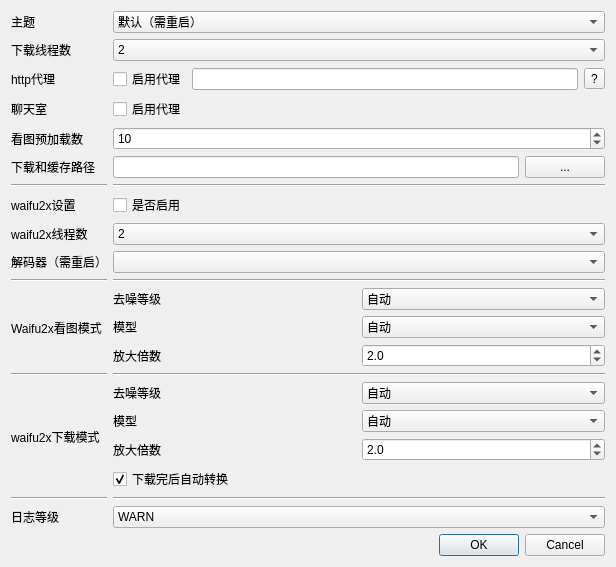
Before: the Qt Designer form ui/setting.ui in tonquer/picacg-qt, drawn with Qt 5.
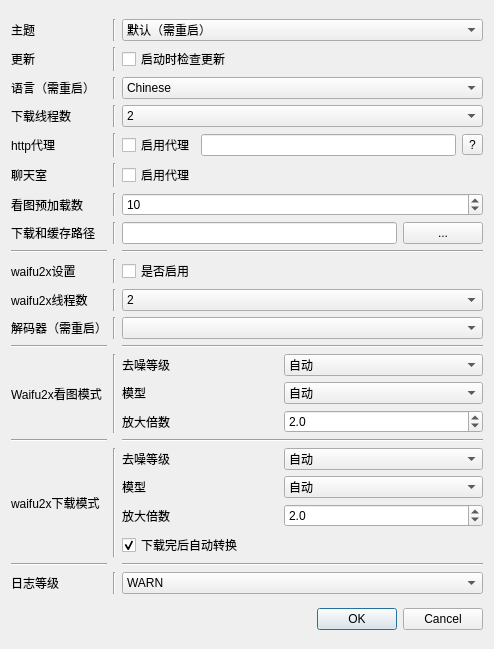
After: the same form once the commit is applied.

Diff of the .ui file:
```diff
--- a/ui/setting.ui
+++ b/ui/setting.ui
@@ -6,166 +6,342 @@
    <rect>
     <x>0</x>
     <y>0</y>
-    <width>616</width>
-    <height>530</height>
+    <width>494</width>
+    <height>649</height>
    </rect>
   </property>
   <property name="windowTitle">
    <string>Form</string>
   </property>
-  <layout class="QGridLayout" name="gridLayout_2">
+  <layout class="QGridLayout" name="gridLayout_6">
    <item row="0" column="0">
-    <layout class="QGridLayout" name="gridLayout">
-     <item row="1" column="0">
-      <widget class="QDialogButtonBox" name="buttonBox">
-       <property name="standardButtons">
-        <set>QDialogButtonBox::Cancel|QDialogButtonBox::Ok</set>
+    <layout class="QGridLayout" name="gridLayout_5">
+     <item row="0" column="1">
+      <widget class="Line" name="line_9">
+       <property name="orientation">
+        <enum>Qt::Vertical</enum>
        </property>
       </widget>
      </item>
-     <item row="0" column="0">
-      <layout class="QGridLayout" name="gridLayout_3">
-       <item row="7" column="0">
-        <widget class="QLabel" name="label_6">
+     <item row="6" column="2">
+      <widget class="QCheckBox" name="chatProxy">
+       <property name="text">
+        <string>启用代理</string>
+       </property>
+       <property name="checked">
+        <bool>false</bool>
+       </property>
+      </widget>
+     </item>
+     <item row="7" column="1">
+      <widget class="Line" name="line_14">
+       <property name="orientation">
+        <enum>Qt::Vertical</enum>
+       </property>
+      </widget>
+     </item>
+     <item row="11" column="1">
+      <widget class="Line" name="line_17">
+       <property name="orientation">
+        <enum>Qt::Vertical</enum>
+       </property>
+      </widget>
+     </item>
+     <item row="4" column="0">
+      <widget class="QLabel" name="label">
+       <property name="maximumSize">
+        <size>
+         <width>16777215</width>
+         <height>21</height>
+        </size>
+       </property>
+       <property name="frameShape">
+        <enum>QFrame::NoFrame</enum>
+       </property>
+       <property name="text">
+        <string>下载线程数</string>
+       </property>
+      </widget>
+     </item>
+     <item row="8" column="0">
+      <widget class="QLabel" name="label_5">
+       <property name="maximumSize">
+        <size>
+         <width>16777215</width>
+         <height>32</height>
+        </size>
+       </property>
+       <property name="text">
+        <string>下载和缓存路径</string>
+       </property>
+      </widget>
+     </item>
+     <item row="2" column="1">
+      <widget class="Line" name="line_10">
+       <property name="orientation">
+        <enum>Qt::Vertical</enum>
+       </property>
+      </widget>
+     </item>
+     <item row="10" column="2">
+      <widget class="QCheckBox" name="checkBox">
+       <property name="text">
+        <string>是否启用</string>
+       </property>
+      </widget>
+     </item>
+     <item row="0" column="2">
+      <widget class="QComboBox" name="themeBox">
+       <item>
+        <property name="text">
+         <string>默认（需重启）</string>
+        </property>
+       </item>
+       <item>
+        <property name="text">
+         <string>黑</string>
+        </property>
+       </item>
+       <item>
+        <property name="text">
+         <string>白</string>
+        </property>
+       </item>
+      </widget>
+     </item>
+     <item row="7" column="0">
+      <widget class="QLabel" name="label_7">
+       <property name="maximumSize">
+        <size>
+         <width>16777215</width>
+         <height>24</height>
+        </size>
+       </property>
+       <property name="text">
+        <string>看图预加载数</string>
+       </property>
+      </widget>
+     </item>
+     <item row="10" column="1">
+      <widget class="Line" name="line_16">
+       <property name="orientation">
+        <enum>Qt::Vertical</enum>
+       </property>
+      </widget>
+     </item>
+     <item row="5" column="2">
+      <layout class="QHBoxLayout" name="horizontalLayout_5">
+       <item>
+        <widget class="QCheckBox" name="httpProxy">
+         <property name="toolTip">
+          <string>&lt;html&gt;&lt;head/&gt;&lt;body&gt;&lt;p&gt;请填写你的代理软件提供的代理地址&lt;/p&gt;&lt;p&gt;如:&lt;/p&gt;&lt;p&gt;v2ray可能是 http://127.0.0.1:10809&lt;/p&gt;&lt;p&gt;shadowsocks可能是 http://127.0.0.1:1080&lt;/p&gt;&lt;/body&gt;&lt;/html&gt;</string>
+         </property>
          <property name="text">
-          <string>waifu2x设置</string>
+          <string>启用代理</string>
          </property>
         </widget>
        </item>
-       <item row="10" column="2">
-        <widget class="Line" name="line_4">
-         <property name="orientation">
-          <enum>Qt::Horizontal</enum>
+       <item>
+        <widget class="QLineEdit" name="httpEdit">
+         <property name="toolTip">
+          <string>&lt;html&gt;&lt;head/&gt;&lt;body&gt;&lt;p&gt;请填写你的代理软件提供的代理地址&lt;/p&gt;&lt;p&gt;如:&lt;/p&gt;&lt;p&gt;v2ray可能是 http://127.0.0.1:10809&lt;/p&gt;&lt;p&gt;shadowsocks可能是 http://127.0.0.1:1080&lt;/p&gt;&lt;/body&gt;&lt;/html&gt;</string>
          </property>
-        </widget>
-       </item>
-       <item row="1" column="2">
-        <widget class="QComboBox" name="comboBox">
          <property name="placeholderText">
           <string/>
          </property>
-         <item>
-          <property name="text">
-           <string>2</string>
-          </property>
-         </item>
-         <item>
-          <property name="text">
-           <string>3</string>
-          </property>
-         </item>
-         <item>
-          <property name="text">
-           <string>4</string>
-          </property>
-         </item>
-         <item>
-          <property name="text">
-           <string>5</string>
-          </property>
-         </item>
-         <item>
-          <property name="text">
-           <string>6</string>
-          </property>
-         </item>
         </widget>
        </item>
-       <item row="12" column="2">
+       <item>
+        <widget class="QToolButton" name="toolButton">
+         <property name="toolTip">
+          <string>&lt;html&gt;&lt;head/&gt;&lt;body&gt;&lt;p&gt;请填写你的代理软件提供的代理地址&lt;/p&gt;&lt;p&gt;如:&lt;/p&gt;&lt;p&gt;v2ray可能是 http://127.0.0.1:10809&lt;/p&gt;&lt;p&gt;shadowsocks可能是 http://127.0.0.1:1080&lt;/p&gt;&lt;/body&gt;&lt;/html&gt;</string>
+         </property>
+         <property name="text">
+          <string>?</string>
+         </property>
+         <property name="checkable">
+          <bool>false</bool>
+         </property>
+        </widget>
+       </item>
+      </layout>
+     </item>
+     <item row="17" column="2">
+      <widget class="Line" name="line_6">
+       <property name="orientation">
+        <enum>Qt::Horizontal</enum>
+       </property>
+      </widget>
+     </item>
+     <item row="4" column="1">
+      <widget class="Line" name="line_11">
+       <property name="orientation">
+        <enum>Qt::Vertical</enum>
+       </property>
+      </widget>
+     </item>
+     <item row="9" column="2">
+      <widget class="Line" name="line_8">
+       <property name="orientation">
+        <enum>Qt::Horizontal</enum>
+       </property>
+      </widget>
+     </item>
+     <item row="12" column="2">
+      <widget class="QComboBox" name="encodeSelect"/>
+     </item>
+     <item row="18" column="2">
+      <widget class="QComboBox" name="logBox">
+       <item>
+        <property name="text">
+         <string>WARN</string>
+        </property>
+       </item>
+       <item>
+        <property name="text">
+         <string>INFO</string>
+        </property>
+       </item>
+       <item>
+        <property name="text">
+         <string>DEBUG</string>
+        </property>
+       </item>
+      </widget>
+     </item>
+     <item row="16" column="0">
+      <widget class="QLabel" name="label_16">
+       <property name="maximumSize">
+        <size>
+         <width>16777215</width>
+         <height>110</height>
+        </size>
+       </property>
+       <property name="text">
+        <string>waifu2x下载模式</string>
+       </property>
+      </widget>
+     </item>
+     <item row="15" column="2" rowspan="2">
+      <layout class="QGridLayout" name="gridLayout_2">
+       <item row="0" column="0">
         <widget class="Line" name="line_2">
          <property name="orientation">
           <enum>Qt::Horizontal</enum>
          </property>
         </widget>
        </item>
-       <item row="7" column="2">
-        <widget class="QCheckBox" name="checkBox">
-         <property name="text">
-          <string>是否启用</string>
-         </property>
-        </widget>
-       </item>
-       <item row="4" column="2">
-        <widget class="QSpinBox" name="preDownNum">
-         <property name="minimum">
-          <number>1</number>
-         </property>
-         <property name="value">
-          <number>10</number>
-         </property>
-        </widget>
-       </item>
-       <item row="8" column="2">
-        <widget class="QComboBox" name="threadSelect">
-         <item>
-          <property name="text">
-           <string>2</string>
-          </property>
-         </item>
-        </widget>
-       </item>
-       <item row="8" column="0">
-        <widget class="QLabel" name="label_8">
-         <property name="text">
-          <string>waifu2x线程数</string>
-         </property>
-        </widget>
-       </item>
-       <item row="6" column="0">
-        <widget class="Line" name="line_7">
-         <property name="orientation">
-          <enum>Qt::Horizontal</enum>
-         </property>
-        </widget>
-       </item>
-       <item row="3" column="0">
-        <widget class="QLabel" name="label_9">
-         <property name="text">
-          <string>聊天室</string>
-         </property>
-        </widget>
-       </item>
-       <item row="14" column="2">
-        <widget class="Line" name="line_6">
-         <property name="orientation">
-          <enum>Qt::Horizontal</enum>
-         </property>
-        </widget>
-       </item>
        <item row="1" column="0">
-        <widget class="QLabel" name="label">
-         <property name="frameShape">
-          <enum>QFrame::NoFrame</enum>
-         </property>
-         <property name="text">
-          <string>下载线程数</string>
-         </property>
-        </widget>
-       </item>
-       <item row="13" column="2">
-        <layout class="QGridLayout" name="gridLayout_5">
-         <item row="2" column="0">
-          <widget class="QLabel" name="label_19">
-           <property name="text">
-            <string>放大倍数</string>
-           </property>
-          </widget>
-         </item>
+        <layout class="QGridLayout" name="gridLayout">
          <item row="0" column="0">
           <widget class="QLabel" name="label_17">
+           <property name="maximumSize">
+            <size>
+             <width>156</width>
+             <height>16777215</height>
+            </size>
+           </property>
            <property name="text">
             <string>去噪等级</string>
            </property>
           </widget>
          </item>
+         <item row="1" column="1">
+          <widget class="QComboBox" name="downModel">
+           <item>
+            <property name="text">
+             <string>自动</string>
+            </property>
+           </item>
+           <item>
+            <property name="text">
+             <string>cunet</string>
+            </property>
+           </item>
+           <item>
+            <property name="text">
+             <string>photo</string>
+            </property>
+           </item>
+           <item>
+            <property name="text">
+             <string>anime_style_art_rgb</string>
+            </property>
+           </item>
+          </widget>
+         </item>
+         <item row="2" column="0">
+          <widget class="QLabel" name="label_19">
+           <property name="maximumSize">
+            <size>
+             <width>156</width>
+             <height>16777215</height>
+            </size>
+           </property>
+           <property name="text">
+            <string>放大倍数</string>
+           </property>
+          </widget>
+         </item>
          <item row="1" column="0">
           <widget class="QLabel" name="label_18">
+           <property name="maximumSize">
+            <size>
+             <width>156</width>
+             <height>16777215</height>
+            </size>
+           </property>
            <property name="text">
             <string>模型</string>
            </property>
           </widget>
          </item>
-         <item row="3" column="0">
+         <item row="2" column="1">
+          <widget class="QDoubleSpinBox" name="downScale">
+           <property name="decimals">
+            <number>1</number>
+           </property>
+           <property name="maximum">
+            <double>32.000000000000000</double>
+           </property>
+           <property name="singleStep">
+            <double>0.100000000000000</double>
+           </property>
+           <property name="value">
+            <double>2.000000000000000</double>
+           </property>
+          </widget>
+         </item>
+         <item row="0" column="1">
+          <widget class="QComboBox" name="downNoise">
+           <item>
+            <property name="text">
+             <string>自动</string>
+            </property>
+           </item>
+           <item>
+            <property name="text">
+             <string>0</string>
+            </property>
+           </item>
+           <item>
+            <property name="text">
+             <string>1</string>
+            </property>
+           </item>
+           <item>
+            <property name="text">
+             <string>2</string>
+            </property>
+           </item>
+           <item>
+            <property name="text">
+             <string>3</string>
+            </property>
+           </item>
+          </widget>
+         </item>
+         <item row="3" column="0" colspan="2">
           <widget class="QCheckBox" name="downAuto">
            <property name="text">
             <string>下载完后自动转换</string>
@@ -175,163 +351,256 @@
            </property>
           </widget>
          </item>
-         <item row="0" column="2">
-          <widget class="QComboBox" name="downNoise">
-           <item>
-            <property name="text">
-             <string>自动</string>
-            </property>
-           </item>
-           <item>
-            <property name="text">
-             <string>0</string>
-            </property>
-           </item>
-           <item>
-            <property name="text">
-             <string>1</string>
-            </property>
-           </item>
-           <item>
-            <property name="text">
-             <string>2</string>
-            </property>
-           </item>
-           <item>
-            <property name="text">
-             <string>3</string>
-            </property>
-           </item>
-          </widget>
-         </item>
-         <item row="1" column="2">
-          <widget class="QComboBox" name="downModel">
-           <item>
-            <property name="text">
-             <string>自动</string>
-            </property>
-           </item>
-           <item>
-            <property name="text">
-             <string>cunet</string>
-            </property>
-           </item>
-           <item>
-            <property name="text">
-             <string>photo</string>
-            </property>
-           </item>
-           <item>
-            <property name="text">
-             <string>anime_style_art_rgb</string>
-            </property>
-           </item>
-          </widget>
-         </item>
-         <item row="2" column="2">
-          <widget class="QDoubleSpinBox" name="downScale">
-           <property name="decimals">
-            <number>1</number>
-           </property>
-           <property name="maximum">
-            <double>32.000000000000000</double>
-           </property>
-           <property name="singleStep">
-            <double>0.100000000000000</double>
-           </property>
-           <property name="value">
-            <double>2.000000000000000</double>
-           </property>
-          </widget>
-         </item>
         </layout>
        </item>
-       <item row="11" column="0">
-        <widget class="QLabel" name="label_12">
-         <property name="text">
-          <string>Waifu2x看图模式</string>
-         </property>
-        </widget>
+      </layout>
+     </item>
+     <item row="9" column="0">
+      <widget class="Line" name="line_7">
+       <property name="orientation">
+        <enum>Qt::Horizontal</enum>
+       </property>
+      </widget>
+     </item>
+     <item row="4" column="2">
+      <widget class="QComboBox" name="comboBox">
+       <property name="placeholderText">
+        <string/>
+       </property>
+       <item>
+        <property name="text">
+         <string>2</string>
+        </property>
        </item>
-       <item row="9" column="0">
-        <widget class="QLabel" name="label_3">
-         <property name="text">
-          <string>解码器（需重启）</string>
-         </property>
-        </widget>
+       <item>
+        <property name="text">
+         <string>3</string>
+        </property>
        </item>
-       <item row="2" column="2">
-        <layout class="QHBoxLayout" name="horizontalLayout_5">
+       <item>
+        <property name="text">
+         <string>4</string>
+        </property>
+       </item>
+       <item>
+        <property name="text">
+         <string>5</string>
+        </property>
+       </item>
+       <item>
+        <property name="text">
+         <string>6</string>
+        </property>
+       </item>
+      </widget>
+     </item>
+     <item row="7" column="2">
+      <widget class="QSpinBox" name="preDownNum">
+       <property name="minimum">
+        <number>1</number>
+       </property>
+       <property name="value">
+        <number>10</number>
+       </property>
+      </widget>
+     </item>
+     <item row="18" column="1">
+      <widget class="Line" name="line_21">
+       <property name="orientation">
+        <enum>Qt::Vertical</enum>
+       </property>
+      </widget>
+     </item>
+     <item row="16" column="1">
+      <widget class="Line" name="line_20">
+       <property name="orientation">
+        <enum>Qt::Vertical</enum>
+       </property>
+      </widget>
+     </item>
+     <item row="12" column="0">
+      <widget class="QLabel" name="label_3">
+       <property name="maximumSize">
+        <size>
+         <width>16777215</width>
+         <height>21</height>
+        </size>
+       </property>
+       <property name="text">
+        <string>解码器（需重启）</string>
+       </property>
+      </widget>
+     </item>
+     <item row="6" column="1">
+      <widget class="Line" name="line_13">
+       <property name="orientation">
+        <enum>Qt::Vertical</enum>
+       </property>
+      </widget>
+     </item>
+     <item row="0" column="0">
+      <widget class="QLabel" name="label_4">
+       <property name="maximumSize">
+        <size>
+         <width>16777215</width>
+         <height>21</height>
+        </size>
+       </property>
+       <property name="text">
+        <string>主题</string>
+       </property>
+      </widget>
+     </item>
+     <item row="13" column="0">
+      <widget class="Line" name="line_3">
+       <property name="orientation">
+        <enum>Qt::Horizontal</enum>
+       </property>
+      </widget>
+     </item>
+     <item row="12" column="1">
+      <widget class="Line" name="line_18">
+       <property name="orientation">
+        <enum>Qt::Vertical</enum>
+       </property>
+      </widget>
+     </item>
+     <item row="14" column="0">
+      <widget class="QLabel" name="label_12">
+       <property name="maximumSize">
+        <size>
+         <width>16777215</width>
+         <height>84</height>
+        </size>
+       </property>
+       <property name="text">
+        <string>Waifu2x看图模式</string>
+       </property>
+      </widget>
+     </item>
+     <item row="5" column="0">
+      <widget class="QLabel" name="label_2">
+       <property name="maximumSize">
+        <size>
+         <width>16777215</width>
+         <height>26</height>
+        </size>
+       </property>
+       <property name="text">
+        <string>http代理</string>
+       </property>
+      </widget>
+     </item>
+     <item row="2" column="0">
+      <widget class="QLabel" name="label_update">
+       <property name="maximumSize">
+        <size>
+         <width>16777215</width>
+         <height>19</height>
+        </size>
+       </property>
+       <property name="text">
+        <string>更新</string>
+       </property>
+      </widget>
+     </item>
+     <item row="11" column="0">
+      <widget class="QLabel" name="label_8">
+       <property name="maximumSize">
+        <size>
+         <width>16777215</width>
+         <height>21</height>
+        </size>
+       </property>
+       <property name="text">
+        <string>waifu2x线程数</string>
+       </property>
+      </widget>
+     </item>
+     <item row="11" column="2">
+      <widget class="QComboBox" name="threadSelect">
+       <item>
+        <property name="text">
+         <string>2</string>
+        </property>
+       </item>
+      </widget>
+     </item>
+     <item row="18" column="0">
+      <widget class="QLabel" name="label_10">
+       <property name="maximumSize">
+        <size>
+         <width>16777215</width>
+         <height>21</height>
+        </size>
+       </property>
+       <property name="text">
+        <string>日志等级</string>
+       </property>
+      </widget>
+     </item>
+     <item row="14" column="1">
+      <widget class="Line" name="line_19">
+       <property name="orientation">
+        <enum>Qt::Vertical</enum>
+       </property>
+      </widget>
+     </item>
+     <item row="8" column="2">
+      <layout class="QHBoxLayout" name="horizontalLayout_3">
+       <item>
+        <layout class="QHBoxLayout" name="horizontalLayout_4">
          <item>
-          <widget class="QCheckBox" name="httpProxy">
-           <property name="toolTip">
-            <string>&lt;html&gt;&lt;head/&gt;&lt;body&gt;&lt;p&gt;请填写你的代理软件提供的代理地址&lt;/p&gt;&lt;p&gt;如:&lt;/p&gt;&lt;p&gt;v2ray可能是 http://127.0.0.1:10809&lt;/p&gt;&lt;p&gt;shadowsocks可能是 http://127.0.0.1:1080&lt;/p&gt;&lt;/body&gt;&lt;/html&gt;</string>
-           </property>
-           <property name="text">
-            <string>启用代理</string>
-           </property>
-          </widget>
+          <widget class="QLineEdit" name="saveEdit"/>
          </item>
          <item>
-          <widget class="QLineEdit" name="httpEdit">
-           <property name="toolTip">
-            <string>&lt;html&gt;&lt;head/&gt;&lt;body&gt;&lt;p&gt;请填写你的代理软件提供的代理地址&lt;/p&gt;&lt;p&gt;如:&lt;/p&gt;&lt;p&gt;v2ray可能是 http://127.0.0.1:10809&lt;/p&gt;&lt;p&gt;shadowsocks可能是 http://127.0.0.1:1080&lt;/p&gt;&lt;/body&gt;&lt;/html&gt;</string>
-           </property>
-           <property name="placeholderText">
-            <string/>
-           </property>
-          </widget>
-         </item>
-         <item>
-          <widget class="QToolButton" name="toolButton">
-           <property name="toolTip">
-            <string>&lt;html&gt;&lt;head/&gt;&lt;body&gt;&lt;p&gt;请填写你的代理软件提供的代理地址&lt;/p&gt;&lt;p&gt;如:&lt;/p&gt;&lt;p&gt;v2ray可能是 http://127.0.0.1:10809&lt;/p&gt;&lt;p&gt;shadowsocks可能是 http://127.0.0.1:1080&lt;/p&gt;&lt;/body&gt;&lt;/html&gt;</string>
-           </property>
+          <widget class="QPushButton" name="pushButton">
            <property name="text">
-            <string>?</string>
+            <string>...</string>
            </property>
-           <property name="checkable">
-            <bool>false</bool>
-           </property>
           </widget>
          </item>
         </layout>
        </item>
-       <item row="5" column="0">
-        <widget class="QLabel" name="label_5">
-         <property name="text">
-          <string>下载和缓存路径</string>
+      </layout>
+     </item>
+     <item row="6" column="0">
+      <widget class="QLabel" name="label_9">
+       <property name="maximumSize">
+        <size>
+         <width>16777215</width>
+         <height>19</height>
+        </size>
+       </property>
+       <property name="text">
+        <string>聊天室</string>
+       </property>
+      </widget>
+     </item>
+     <item row="2" column="2">
+      <widget class="QCheckBox" name="checkBox_IsUpdate">
+       <property name="text">
+        <string>启动时检查更新</string>
+       </property>
+      </widget>
+     </item>
+     <item row="8" column="1">
+      <widget class="Line" name="line_15">
+       <property name="orientation">
+        <enum>Qt::Vertical</enum>
+       </property>
+      </widget>
+     </item>
+     <item row="13" column="2" rowspan="2">
+      <layout class="QGridLayout" name="gridLayout_3">
+       <item row="0" column="0">
+        <widget class="Line" name="line_4">
+         <property name="orientation">
+          <enum>Qt::Horizontal</enum>
          </property>
         </widget>
        </item>
-       <item row="13" column="0">
-        <widget class="QLabel" name="label_16">
-         <property name="text">
-          <string>waifu2x下载模式</string>
-         </property>
-        </widget>
-       </item>
-       <item row="3" column="2">
-        <widget class="QCheckBox" name="chatProxy">
-         <property name="text">
-          <string>启用代理</string>
-         </property>
-         <property name="checked">
-          <bool>false</bool>
-         </property>
-        </widget>
-       </item>
-       <item row="4" column="0">
-        <widget class="QLabel" name="label_7">
-         <property name="text">
-          <string>看图预加载数</string>
-         </property>
-        </widget>
-       </item>
-       <item row="9" column="2">
-        <widget class="QComboBox" name="encodeSelect"/>
-       </item>
-       <item row="11" column="2">
+       <item row="1" column="0">
         <layout class="QGridLayout" name="gridLayout_4">
          <item row="0" column="2">
           <widget class="QComboBox" name="readNoise">
@@ -364,6 +633,12 @@
          </item>
          <item row="0" column="0">
           <widget class="QLabel" name="label_13">
+           <property name="maximumSize">
+            <size>
+             <width>156</width>
+             <height>16777215</height>
+            </size>
+           </property>
            <property name="text">
             <string>去噪等级</string>
            </property>
@@ -395,6 +670,12 @@
          </item>
          <item row="2" column="0">
           <widget class="QLabel" name="label_15">
+           <property name="maximumSize">
+            <size>
+             <width>156</width>
+             <height>16777215</height>
+            </size>
+           </property>
            <property name="text">
             <string>放大倍数</string>
            </property>
@@ -402,6 +683,12 @@
          </item>
          <item row="1" column="0">
           <widget class="QLabel" name="label_14">
+           <property name="maximumSize">
+            <size>
+             <width>156</width>
+             <height>16777215</height>
+            </size>
+           </property>
            <property name="text">
             <string>模型</string>
            </property>
@@ -425,115 +712,79 @@
          </item>
         </layout>
        </item>
-       <item row="6" column="2">
-        <widget class="Line" name="line_8">
-         <property name="orientation">
-          <enum>Qt::Horizontal</enum>
-         </property>
-        </widget>
-       </item>
-       <item row="15" column="2">
-        <widget class="QComboBox" name="logBox">
-         <item>
-          <property name="text">
-           <string>WARN</string>
-          </property>
-         </item>
-         <item>
-          <property name="text">
-           <string>INFO</string>
-          </property>
-         </item>
-         <item>
-          <property name="text">
-           <string>DEBUG</string>
-          </property>
-         </item>
-        </widget>
-       </item>
-       <item row="10" column="0">
-        <widget class="Line" name="line_3">
-         <property name="orientation">
-          <enum>Qt::Horizontal</enum>
-         </property>
-        </widget>
-       </item>
-       <item row="14" column="0">
-        <widget class="Line" name="line_5">
-         <property name="orientation">
-          <enum>Qt::Horizontal</enum>
-         </property>
-        </widget>
-       </item>
-       <item row="5" column="2">
-        <layout class="QHBoxLayout" name="horizontalLayout_3">
-         <item>
-          <layout class="QHBoxLayout" name="horizontalLayout_4">
-           <item>
-            <widget class="QLineEdit" name="saveEdit"/>
-           </item>
-           <item>
-            <widget class="QPushButton" name="pushButton">
-             <property name="text">
-              <string>...</string>
-             </property>
-            </widget>
-           </item>
-          </layout>
-         </item>
-        </layout>
-       </item>
-       <item row="2" column="0">
-        <widget class="QLabel" name="label_2">
-         <property name="text">
-          <string>http代理</string>
-         </property>
-        </widget>
-       </item>
-       <item row="15" column="0">
-        <widget class="QLabel" name="label_10">
-         <property name="text">
-          <string>日志等级</string>
-         </property>
-        </widget>
-       </item>
-       <item row="12" column="0">
-        <widget class="Line" name="line">
-         <property name="orientation">
-          <enum>Qt::Horizontal</enum>
-         </property>
-        </widget>
-       </item>
-       <item row="0" column="0">
-        <widget class="QLabel" name="label_4">
-         <property name="text">
-          <string>主题</string>
-         </property>
-        </widget>
-       </item>
-       <item row="0" column="2">
-        <widget class="QComboBox" name="themeBox">
-         <item>
-          <property name="text">
-           <string>默认（需重启）</string>
-          </property>
-         </item>
-         <item>
-          <property name="text">
-           <string>黑</string>
-          </property>
-         </item>
-         <item>
-          <property name="text">
-           <string>白</string>
-          </property>
-         </item>
-        </widget>
-       </item>
       </layout>
      </item>
+     <item row="5" column="1">
+      <widget class="Line" name="line_12">
+       <property name="orientation">
+        <enum>Qt::Vertical</enum>
+       </property>
+      </widget>
+     </item>
+     <item row="17" column="0">
+      <widget class="Line" name="line_5">
+       <property name="orientation">
+        <enum>Qt::Horizontal</enum>
+       </property>
+      </widget>
+     </item>
+     <item row="10" column="0">
+      <widget class="QLabel" name="label_6">
+       <property name="maximumSize">
+        <size>
+         <width>16777215</width>
+         <height>19</height>
+        </size>
+       </property>
+       <property name="text">
+        <string>waifu2x设置</string>
+       </property>
+      </widget>
+     </item>
+     <item row="15" column="0">
+      <widget class="Line" name="line">
+       <property name="orientation">
+        <enum>Qt::Horizontal</enum>
+       </property>
+      </widget>
+     </item>
+     <item row="3" column="2">
+      <widget class="QComboBox" name="langSelect">
+       <item>
+        <property name="text">
+         <string>Chinese</string>
+        </property>
+       </item>
+       <item>
+        <property name="text">
+         <string>English</string>
+        </property>
+       </item>
+      </widget>
+     </item>
+     <item row="3" column="0">
+      <widget class="QLabel" name="label_lang">
+       <property name="text">
+        <string>语言（需重启）</string>
+       </property>
+      </widget>
+     </item>
+     <item row="3" column="1">
+      <widget class="Line" name="line_22">
+       <property name="orientation">
+        <enum>Qt::Vertical</enum>
+       </property>
+      </widget>
+     </item>
     </layout>
    </item>
+   <item row="1" column="0">
+    <widget class="QDialogButtonBox" name="buttonBox">
+     <property name="standardButtons">
+      <set>QDialogButtonBox::Cancel|QDialogButtonBox::Ok</set>
+     </property>
+    </widget>
+   </item>
   </layout>
  </widget>
  <resources/>
```
Left out of the diff: 2 changed lines with no effect on the pictures.
